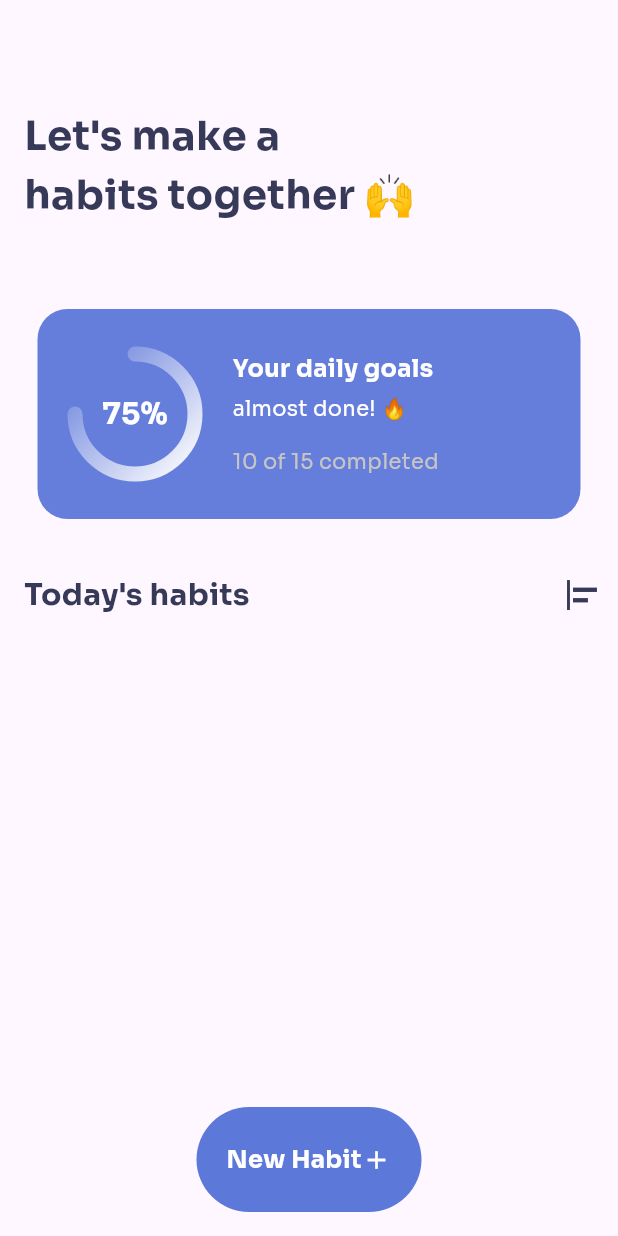
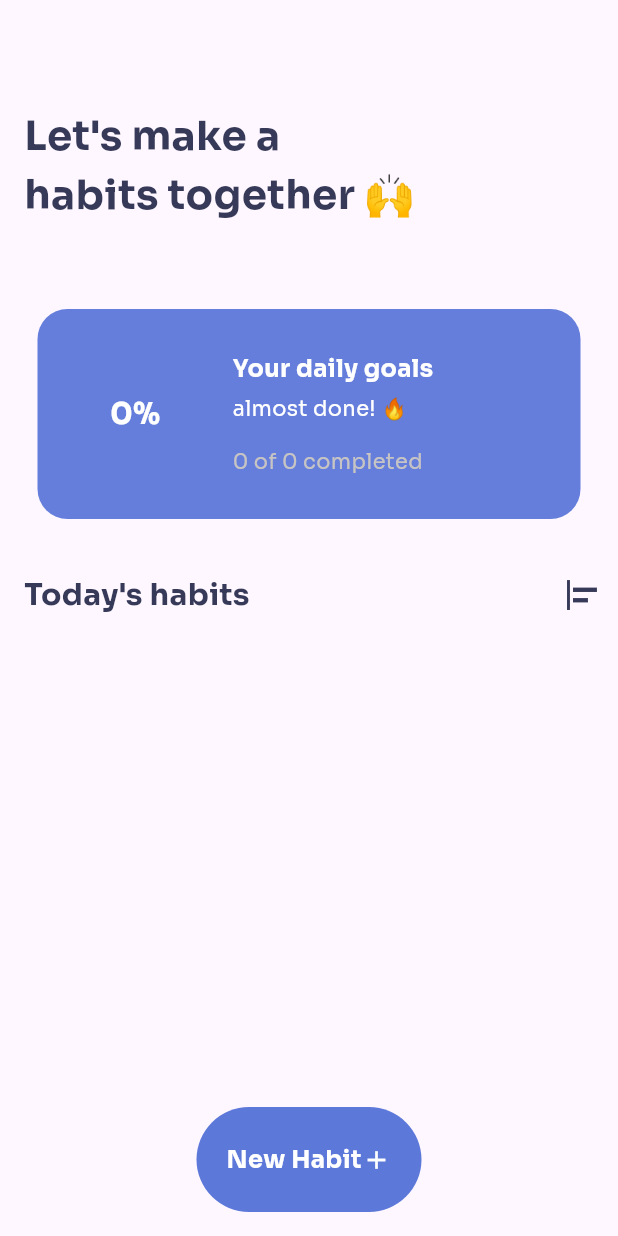
Before and after one commit to zezo2030/dayley_task_app, a Flutter app: the screen it shows after launch, on a phone screen of 412 x 824 dp. Run offline on Flutter 3.47's test engine with Material 3 defaults, Android fonts, the light colour scheme and no system bars; drawn by our look-alikes of percent_indicator; our stand-ins replace easy_localization, flutter_slidable, flutter_svg, font_awesome_flutter, hive, hive_flutter and 3 more; accounts and stored records are empty.

Commit message:
التعديل علي تعديل التاسك

```diff
--- a/lib/viewmodel/habits_viewmodel.dart
+++ b/lib/viewmodel/habits_viewmodel.dart
@@ -14,6 +14,19 @@ class HabitesViewModel extends ChangeNotifier {
     await _habitsBox.add(habit);
     notifyListeners();
   }
+
+
+  // get nmper of completed habits and nou completed habits
+  int get numberOfCompletedHabits =>
+      _habitsBox.values.where((habit) => habit.isCompleted).length;
+
+   persentageOfCompletedHabits() {
+    if (_habitsBox.values.isEmpty) {
+      return 0;
+    }
+    return (numberOfCompletedHabits / _habitsBox.values.length);
+  }
+
 
   // check and update habits at end of day
   Future<void> checkAndUpdateHabits() async {
--- a/lib/views/home/home_screen_v1.dart
+++ b/lib/views/home/home_screen_v1.dart
@@ -12,6 +12,13 @@ class HomeScreenV1 extends StatelessWidget {
   @override
   Widget build(BuildContext context) {
     final habitviewmodel = context.watch<HabitesViewModel>();
+
+
+
+
+
+
+
     return Scaffold(
       appBar: AppBar(
         automaticallyImplyLeading: false,
@@ -73,9 +80,9 @@ class HomeScreenV1 extends StatelessWidget {
                   child: CircularPercentIndicator(
                     radius: 45.0,
                     lineWidth: 10.0,
-                    percent: 0.75,
+                    percent: habitviewmodel.persentageOfCompletedHabits().toDouble(),
                     center: Text(
-                      "75%",
+                      "${(habitviewmodel.persentageOfCompletedHabits() * 100).toInt()}%",
                       style: TextStyle(
                         fontWeight: FontWeight.bold,
                         fontSize: 20.0,
@@ -118,7 +125,7 @@ class HomeScreenV1 extends StatelessWidget {
                     ),
                     SizedBox(height: 15),
                     Text(
-                      "10 of 15 completed",
+                      "${habitviewmodel.numberOfCompletedHabits} of ${habitviewmodel.habits.length} completed",
                       style: TextStyle(
                         fontSize: 14,
                         fontWeight: FontWeight.normal,
@@ -147,7 +154,9 @@ class HomeScreenV1 extends StatelessWidget {
                   Icons.align_horizontal_left,
                   color: Color(0xFF363957),
                 ),
-                onPressed: () {},
+                onPressed: () {
+                  Navigator.pushNamed(context, Pages.home);
+                },
               ),
             ],
           ),
```
